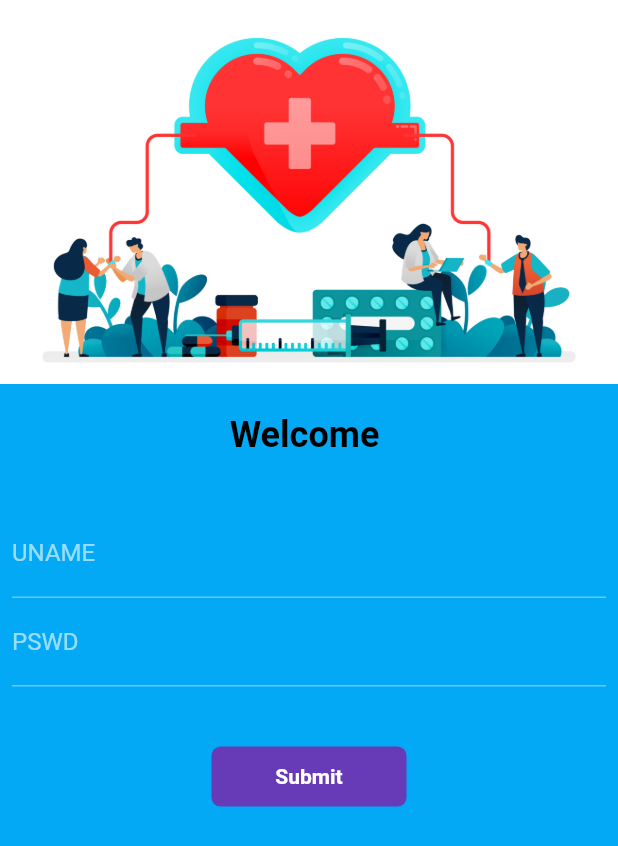
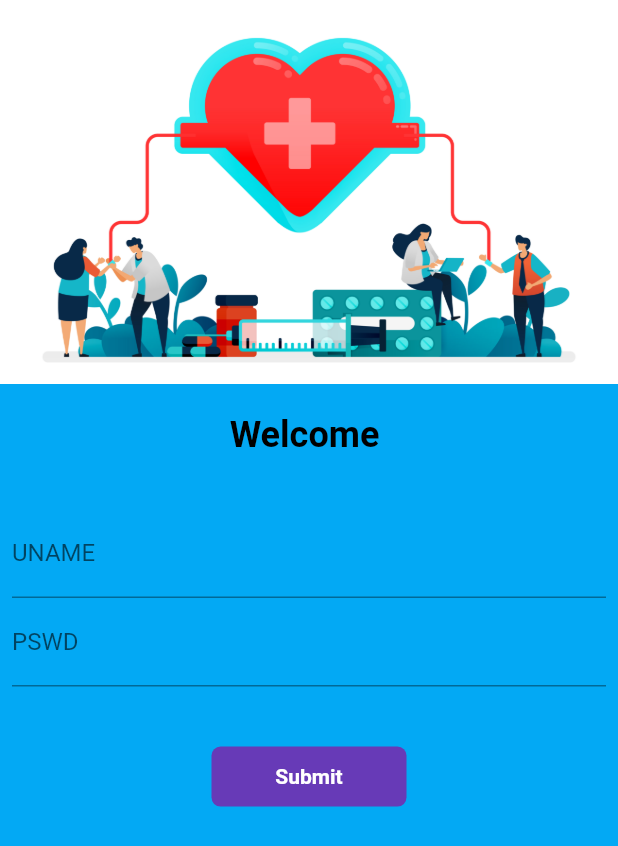
Before and after one commit to SarvT/BookShop, a Flutter app: the screen it shows after launch, on a phone screen of 412 x 824 dp. Shown: the top 846 px of the screen. Run offline on Flutter 3.47's test engine with Material 2 defaults, Android fonts, the phone set to English and light mode, and no system bars; key blocks and very long unbroken strings in the code were emptied for the run.

Commit message:
themes are done in day 10

```diff
--- a/lib/main.dart
+++ b/lib/main.dart
@@ -2,6 +2,7 @@ import 'package:flutter/material.dart';
 import 'package:oneflut/pages/homepage.dart';
 import 'package:oneflut/pages/login_page.dart';
 import 'package:oneflut/utils/routes.dart';
+import 'package:oneflut/widgets/themes.dart';
 // import 'package:google_fonts/google_fonts.dart';
 
 void main(List<String> args) {
@@ -13,27 +14,43 @@ class MyApp extends StatelessWidget {
 
   @override
   Widget build(BuildContext context) {
+
+
     // int bday = 03;
     // double a = 30;
     // String name = 'Usera';
     // bool dat = true;
-
     // num hi = 645;
-
     // var cust = 'sas';
-
     // const hehe = "hehehe";
     // final fhehe = "freaky hehehe";
-
     // // setAge({int age = 100}) {}
 
+
     return MaterialApp(
-      themeMode: ThemeMode.dark,
-      theme: ThemeData(brightness: Brightness.dark,
-      primarySwatch: Colors.lime,
+      themeMode: ThemeMode.light,
+      theme: MyTheme.lightTheme(context),
+      darkTheme: MyTheme.darkTheme(context),
 
-      // primaryTextTheme: GoogleFonts.latoTextTheme()
-      ),
+
+
+      // theme: ThemeData(
+      //   // brightness: Brightness.dark,
+      // primarySwatch: Colors.deepPurple,
+      // appBarTheme: const AppBarTheme(
+      //   color: Colors.white,
+      //   elevation: 0.0,
+      //   iconTheme: IconThemeData(color: Colors.black),
+      //   // textTheme: Theme.of(context).textTheme,
+      // ),
+      // // primaryTextTheme: GoogleFonts.latoTextTheme()
+      // ),
+      // darkTheme: ThemeData(
+      //   brightness: Brightness.dark
+      // ),
+
+
+
     debugShowCheckedModeBanner: false, // hides debug bannner
     initialRoute: "/login",
       routes: {
--- /dev/null
+++ b/lib/widgets/themes.dart
@@ -0,0 +1,18 @@
+import 'package:flutter/material.dart';
+
+class MyTheme {
+  static ThemeData lightTheme(BuildContext context) => ThemeData(
+      primarySwatch: Colors.deepPurple,
+      appBarTheme: AppBarTheme(
+        color: Colors.white,
+        elevation: 0.0,
+        iconTheme: IconThemeData(color: Colors.black),
+        textTheme: Theme.of(context).textTheme,
+        brightness: Brightness.light
+      )
+      );
+
+      static ThemeData darkTheme(BuildContext context) => ThemeData(
+        brightness: Brightness.dark
+      );
+}
```
Also changed, not shown: lib/pages/homepage.dart (+7 -1 lines), lib/widgets/drawer.dart (+1 -1 lines).
